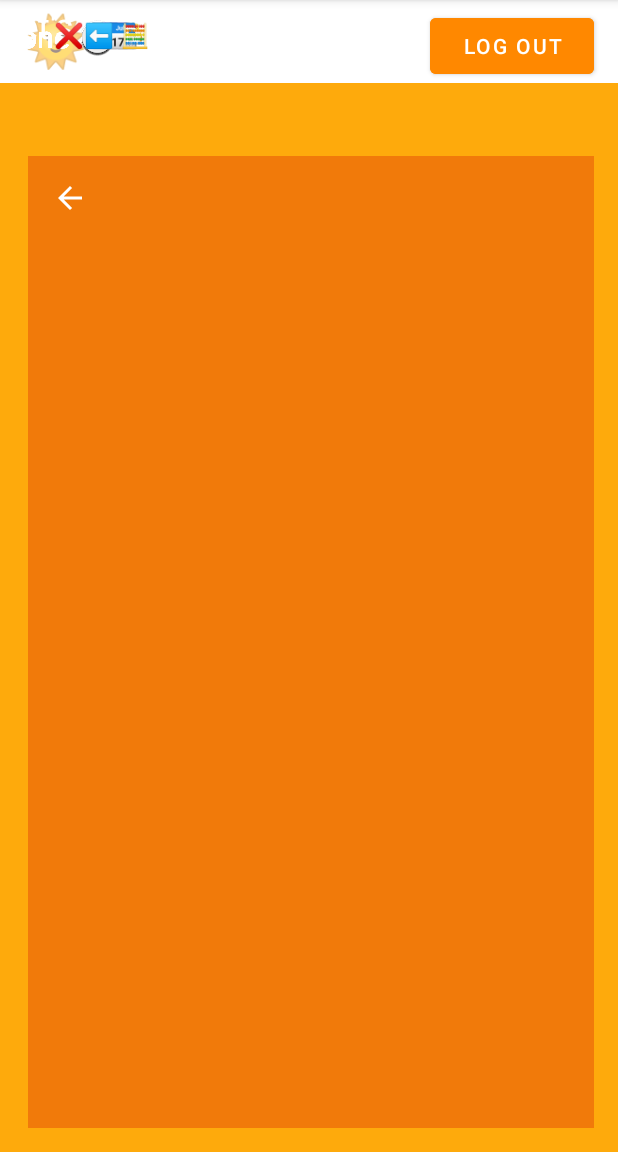
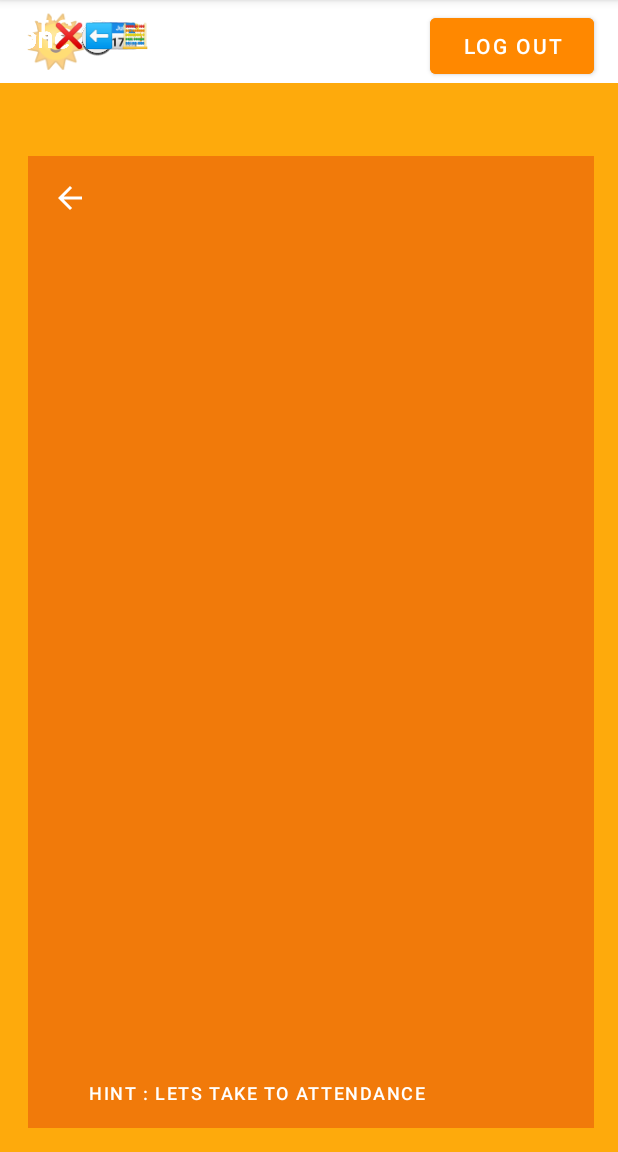
Before and after one commit to senturkkburak/AndroidProject, an Android app: the learn screen opened directly, with no data from a screen before it, on a phone screen of 412 x 824 dp, the part 84-1236 px from its top. Run offline under Robolectric (Android 15) with nearby library versions, the light colour scheme and no system bars.

Commit message:
ui changes
ui changes

```diff
--- a/app/src/main/res/layout/activity_learn.xml
+++ b/app/src/main/res/layout/activity_learn.xml
@@ -49,8 +49,8 @@
         android:background="#00FFFFFF"
         android:text="Hınt : Lets Take To Attendance"
         android:textSize="12sp"
-        tools:layout_editor_absoluteX="42dp"
-        tools:layout_editor_absoluteY="618dp" />
+        app:layout_constraintBottom_toBottomOf="@+id/toolbar3"
+        tools:layout_editor_absoluteX="42dp" />
 
     <Button
         android:id="@+id/btnSignup7"
```
